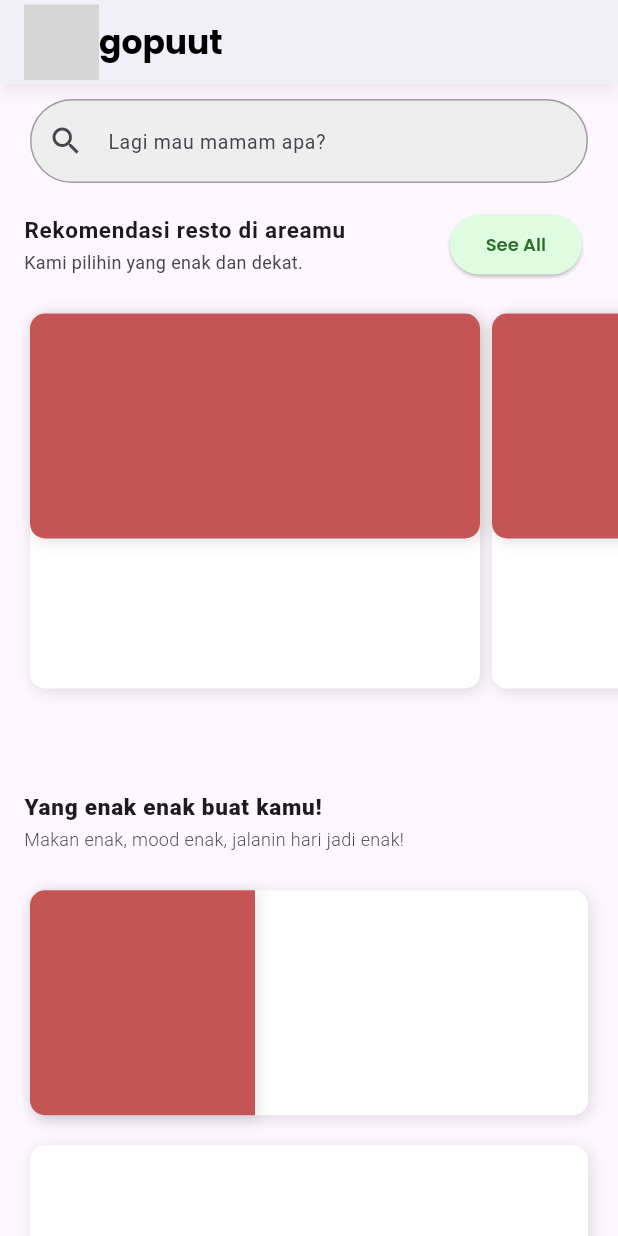
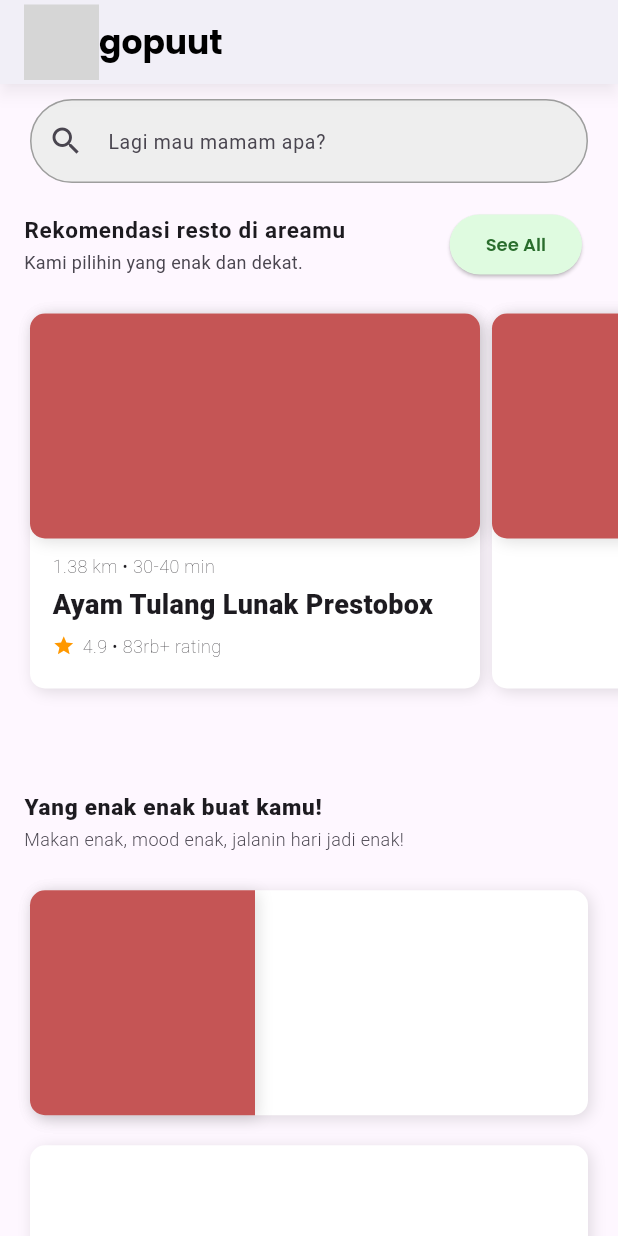
Before and after one commit to devabrahmasta/Gopuut_PandeMadeDevaBrahmasta_ITCMobile, a Flutter app: the screen it shows after launch, on a phone screen of 412 x 824 dp. Run offline on Flutter 3.47's test engine with Material 3 defaults, Android fonts, the light colour scheme and no system bars; our stand-ins replace flutter_svg, google_fonts; network calls fail; grey boxes are pictures that could not be loaded.

Commit message:
desc menu

```diff
--- a/lib/pages/landing_page.dart
+++ b/lib/pages/landing_page.dart
@@ -96,8 +96,6 @@ class LandingPage extends StatelessWidget {
             ),
           ),
 
-
-
           //HORIZONTAL
           Expanded(
             child: ListView(
@@ -121,11 +119,6 @@ class LandingPage extends StatelessWidget {
                                 offset: Offset(2, 2),
                               ),
                             ]),
-
-                            child: Container(
-                              padding: EdgeInsets.only(left: 10, top: 250, right: 10),
-
-                            ),
                       ),
                       Container(
                         width: 300,
@@ -142,6 +135,35 @@ class LandingPage extends StatelessWidget {
                               )
                             ]),
                       ),
+                      Column(
+                        children: [
+                          SizedBox(
+                            width: 300,
+                            height: 160),
+                          SizedBox(
+                              width: 270,
+                              height: 80,
+                              child: Column(
+                                crossAxisAlignment: CrossAxisAlignment.start,
+                                children: [
+                                  Text('1.38 km • 30-40 min',  style: TextStyle(fontWeight: FontWeight.w100, fontSize: 12,),),
+                                  SizedBox(height:4,),
+                                  Text('Ayam Tulang Lunak Prestobox', style: TextStyle(fontWeight: FontWeight.w900, fontSize: 18,),),
+                                  SizedBox(height:6,),
+                                  Row(
+                                    children: [
+                                      Icon(Icons.star, color: Colors.orange, size: 15,),
+                                      SizedBox(width: 5,),
+                                      Text('4.9 • 83rb+ rating', style: TextStyle(fontWeight: FontWeight.w100, fontSize: 12,),),
+                                    ],
+                                  )
+                                ],
+                              ),
+                            ),
+                        ],
+                      ),
+
+
                     ],
                   ),
                 ),
```
